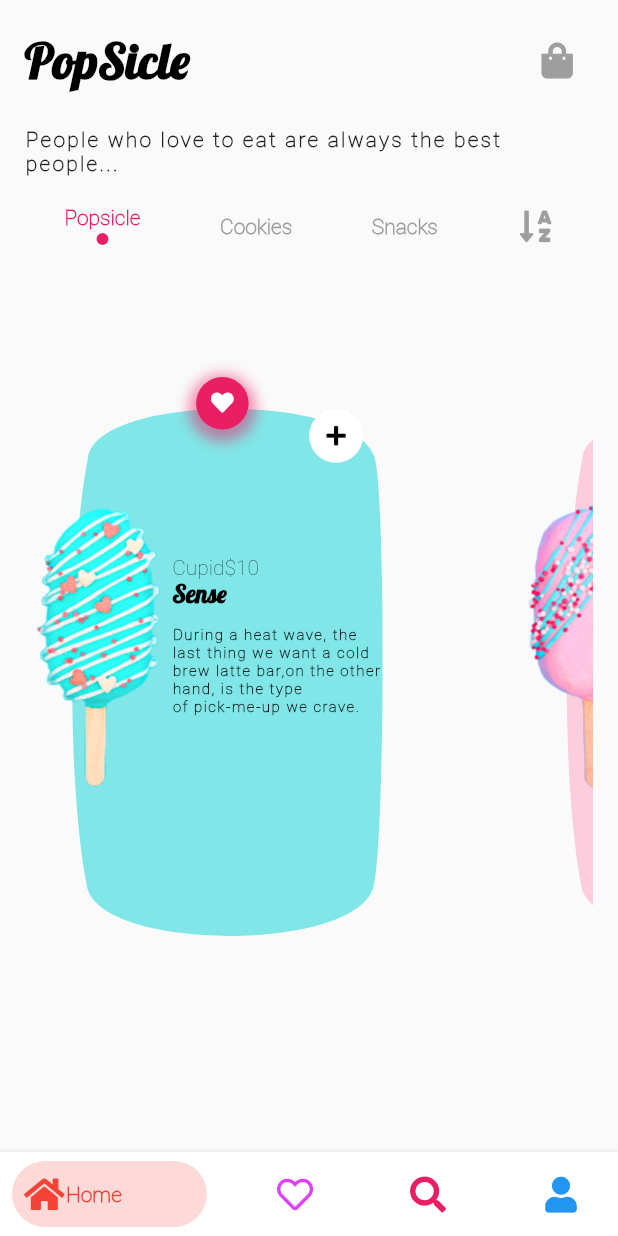
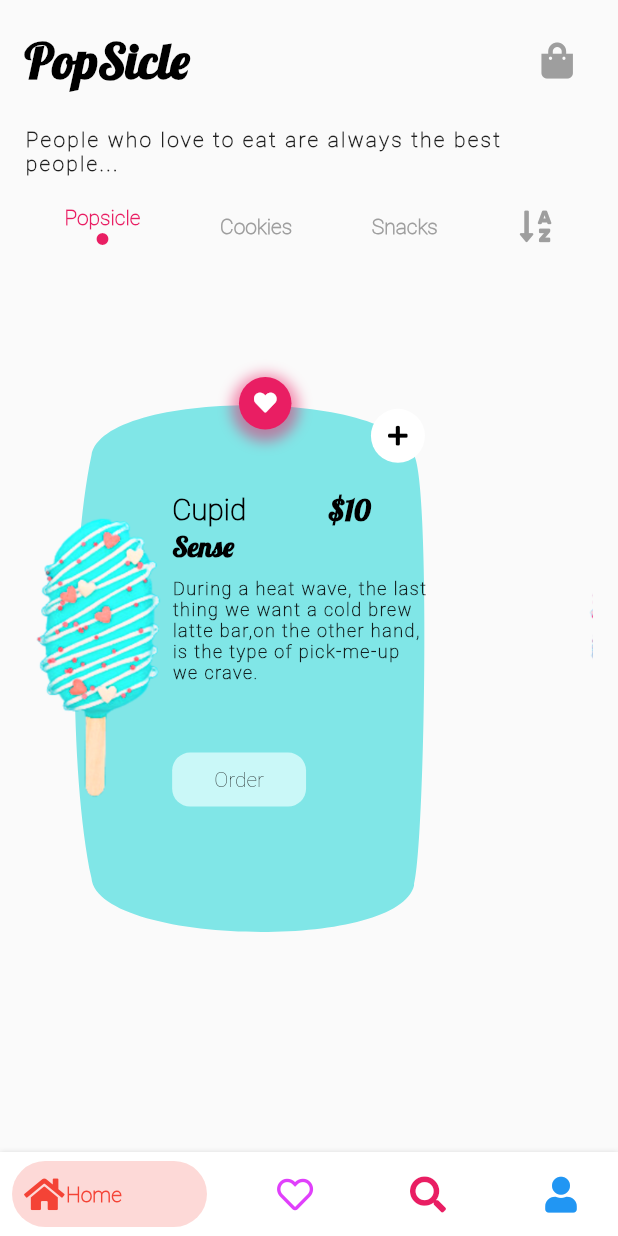
Before and after one commit to Lakhankumawat/Ice-cream-app, a Flutter app: the screen it shows after launch, after a tap on an icon or button, on a phone screen of 412 x 824 dp. Run offline on Flutter 3.47's test engine with Material 2 defaults, Android fonts, the phone set to English and light mode, and no system bars; drawn by our look-alikes of bottom_navy_bar; our stand-ins replace flutter_svg, font_awesome_flutter.

Commit message:
🎉 Getting it done 🎫

```diff
--- a/lib/screens/home_screen/components/body.dart
+++ b/lib/screens/home_screen/components/body.dart
@@ -19,20 +19,22 @@ class Body extends StatelessWidget {
               children: const [
                 CustomCard(
                   cardColor: Color(0xff80e6e7),
+                  buttonColor: Color(0xffcaf8f8),
                   flavour: 'Cupid',
                   name: 'Sense',
                   price: '10',
                   desc:
-                      'During a heat wave, the\nlast thing we want a cold\nbrew latte bar,on the other\nhand, is the type\nof pick-me-up we crave.',
+                      'During a heat wave, the last thing we want a cold brew latte bar,on the other hand, is the type of pick-me-up we crave.',
                   image: 'assets/images/0.png',
                 ),
                 CustomCard(
                   cardColor: Color(0xfffccedd),
+                  buttonColor: Color(0xffFEE3EC),
                   flavour: 'Pink',
                   name: 'Pallet',
                   price: '10',
                   desc:
-                      ' It\'s more of an acquired taste,\n but bitter orange ice cream\n is my favorite flavor ever!\n Delectable is a good word to\n use when you aren\'t quite sure\n how to describe the taste,\n but you just know you like it.',
+                      'It\'s more of an acquired taste, but bitter orange ice cream is my favorite flavor ever! Delectable is a good word to use when you aren\'t quite sure how to describe the taste, but you just know you like it.',
                   image: 'assets/images/1.png',
                 ),
               ],
--- /dev/null
+++ b/lib/screens/home_screen/components/custom_button.dart
@@ -0,0 +1,29 @@
+import 'dart:ui';
+import 'package:flutter/cupertino.dart';
+
+class CustomButton extends CustomPainter {
+  @override
+  void paint(Canvas canvas, Size size) {
+    Paint paint0 = Paint()
+      ..color = const Color.fromARGB(255, 255, 255, 255)
+      ..style = PaintingStyle.fill
+      ..strokeWidth = 1;
+
+    Path path0 = Path();
+    path0.moveTo(size.width * 0.45, size.height * 0.35);
+    path0.cubicTo(size.width * 0.33, size.height * 0.53, size.width * 0.38,
+        size.height * 0.68, size.width * 0.40, size.height * 0.72);
+    path0.quadraticBezierTo(size.width * 0.45, size.height * 0.79,
+        size.width * 0.58, size.height * 0.70);
+    path0.quadraticBezierTo(size.width * 0.56, size.height * 0.35,
+        size.width * 0.45, size.height * 0.35);
+    path0.close();
+
+    canvas.drawPath(path0, paint0);
+  }
+
+  @override
+  bool shouldRepaint(covariant CustomPainter oldDelegate) {
+    return true;
+  }
+}
--- a/lib/screens/home_screen/components/custom_card.dart
+++ b/lib/screens/home_screen/components/custom_card.dart
@@ -1,7 +1,7 @@
 import 'package:flutter/material.dart';
 import 'package:font_awesome_flutter/font_awesome_flutter.dart';
 import 'package:ice_cream/utils/size_config.dart';
-
+import 'custom_button.dart';
 import 'custom_container.dart';
 
 class CustomCard extends StatelessWidget {
@@ -10,6 +10,7 @@ class CustomCard extends StatelessWidget {
   final String? desc;
   final String? flavour;
   final String? name;
+  final Color? buttonColor;
   final String? price;
   const CustomCard(
       {Key? key,
@@ -18,33 +19,20 @@ class CustomCard extends StatelessWidget {
       this.flavour,
       this.name,
       this.price,
-      this.image})
+      this.image,
+      this.buttonColor})
       : super(key: key);
 
   @override
   Widget build(BuildContext context) {
     return Stack(
       children: [
-        // Positioned(
-        //   top: getProportionateScreenHeight(4),
-        //   left: getProportionateScreenWidth(3),
-        //   child: ElevatedButton(
-        //     onPressed: () {},
-        //     child: Icon(
-        //       FontAwesomeIcons.solidHeart,
-        //       size: 15,
-        //     ),
-        //     style: ElevatedButton.styleFrom(
-        //       shape: CircleBorder(),
-        //     ),
-        //   ),
-        // ),
         SizedBox(
           height: (SizeConfig.screenHeight as double) * 0.60,
-          width: (SizeConfig.screenWidth as double) * 0.8,
+          width: (SizeConfig.screenWidth as double) * 0.9,
           child: CustomPaint(
             size: Size(
-                SizeConfig.screenWidth as double,
+                SizeConfig.screenHeight as double,
                 ((SizeConfig.screenWidth as double) * 0.9)
                     .toDouble()), //You can Replace [WIDTH] with your desired width for Custom Paint and height will be calculated automatically
             painter: RPSCustomPainter(canvasColor: cardColor),
@@ -52,7 +40,7 @@ class CustomCard extends StatelessWidget {
         ),
         Positioned(
           top: getProportionateScreenHeight(85),
-          left: getProportionateScreenWidth(104),
+          left: getProportionateScreenWidth(130),
           child: Container(
             padding: const EdgeInsets.all(10.0),
             decoration: BoxDecoration(
@@ -73,25 +61,18 @@ class CustomCard extends StatelessWidget {
               color: Colors.white,
             ),
           ),
-          // child: ElevatedButton(
-          //   onPressed: () {},
-          //   child: Icon(
-          //     FontAwesomeIcons.solidHeart,
-          //     size: 15,
-          //   ),
-          //   style: ElevatedButton.styleFrom(
-          //     shape: CircleBorder(),
-          //     boxShadow: [
-          //       BoxShadow(
-          //         color: Colors.grey.withOpacity(0.5),
-          //         spreadRadius: 5,
-          //         blurRadius: 7,
-          //         offset: Offset(0, 3), // changes position of shadow
-          //       ),
-          //     ],
-          //   ),
-          // ),
         ),
+        // Positioned(
+        //   top: getProportionateScreenHeight(85),
+        //   right: getProportionateScreenWidth(37),
+        //   child: GestureDetector(
+        //     onTap: () => print('Do Something'),
+        //     child: CustomPaint(
+        //       size: Size(160, 110),
+        //       painter: CustomButton(),
+        //     ),
+        //   ),
+        // ),
         Positioned(
           top: getProportionateScreenHeight(100),
           right: 90,
@@ -128,8 +109,24 @@ class CustomCard extends StatelessWidget {
                   Row(
                     mainAxisAlignment: MainAxisAlignment.spaceBetween,
                     children: [
-                      Text(flavour as String),
-                      Text('\$$price'),
+                      Text(
+                        flavour as String,
+                        style: TextStyle(
+                            color: Colors.black,
+                            fontWeight: FontWeight.bold,
+                            fontSize: getProportionateScreenWidth(18)),
+                      ),
+                      SizedBox(
+                        width: getProportionateScreenWidth(50),
+                      ),
+                      Text(
+                        '\$$price',
+                        style: TextStyle(
+                            fontFamily: 'Lobster',
+                            color: Colors.black,
+                            fontWeight: FontWeight.bold,
+                            fontSize: getProportionateScreenWidth(18)),
+                      ),
                     ],
                   ),
                   Text(
@@ -138,23 +135,44 @@ class CustomCard extends StatelessWidget {
                         fontFamily: 'Lobster',
                         color: Colors.black,
                         fontWeight: FontWeight.bold,
-                        fontSize: getProportionateScreenWidth(15)),
+                        fontSize: getProportionateScreenWidth(17)),
                   ),
                   SizedBox(
                     height: getProportionateScreenHeight(10),
                   ),
-                  Text(
-                    desc as String,
-                    maxLines: 5,
-                    style: TextStyle(
-                      fontFamily: 'Roboto',
-                      letterSpacing: 1,
-                      fontSize: 10,
-                      fontWeight: FontWeight.w600,
+                  SizedBox(
+                    height: 100,
+                    width: 170,
+                    child: Text(
+                      desc as String,
+                      maxLines: 7,
+                      style: TextStyle(
+                        fontFamily: 'Roboto',
+                        letterSpacing: 1,
+                        fontSize: 12,
+                        fontWeight: FontWeight.w700,
+                      ),
                     ),
                   ),
                   SizedBox(
                     height: getProportionateScreenHeight(10),
+                  ),
+                  ElevatedButton(
+                    child: Text(
+                      'Order',
+                      style: TextStyle(
+                        color: Colors.black,
+                      ),
+                    ),
+                    onPressed: () {},
+                    style: ElevatedButton.styleFrom(
+                      elevation: 0.0,
+                      padding: EdgeInsets.symmetric(horizontal: 28),
+                      primary: buttonColor,
+                      shape: RoundedRectangleBorder(
+                        borderRadius: BorderRadius.circular(12), // <-- Radius
+                      ),
+                    ),
                   ),
                 ],
               ),
--- a/lib/screens/home_screen/components/custom_container.dart
+++ b/lib/screens/home_screen/components/custom_container.dart
@@ -13,35 +13,15 @@ class RPSCustomPainter extends CustomPainter {
       ..strokeWidth = 1;
 
     Path path0 = Path();
-    path0.moveTo(size.width * 0.7072833, size.height * 0.2822857);
-    path0.cubicTo(
-        size.width * 0.6641000,
-        size.height * 0.1923429,
-        size.width * 0.1400500,
-        size.height * 0.1981571,
-        size.width * 0.1278500,
-        size.height * 0.2842000);
-    path0.cubicTo(
-        size.width * 0.0879667,
-        size.height * 0.4212143,
-        size.width * 0.0844667,
-        size.height * 0.7128429,
-        size.width * 0.1250083,
-        size.height * 0.8576286);
-    path0.cubicTo(
-        size.width * 0.1358417,
-        size.height * 0.9497714,
-        size.width * 0.6741750,
-        size.height * 0.9526143,
-        size.width * 0.7061250,
-        size.height * 0.8604714);
-    path0.cubicTo(
-        size.width * 0.7291250,
-        size.height * 0.8109286,
-        size.width * 0.7308417,
-        size.height * 0.3283571,
-        size.width * 0.7072833,
-        size.height * 0.2822857);
+    path0.moveTo(size.width * 0.70, size.height * 0.28);
+    path0.cubicTo(size.width * 0.66, size.height * 0.19, size.width * 0.14,
+        size.height * 0.19, size.width * 0.12, size.height * 0.28);
+    path0.cubicTo(size.width * 0.08, size.height * 0.42, size.width * 0.08,
+        size.height * 0.71, size.width * 0.12, size.height * 0.85);
+    path0.cubicTo(size.width * 0.13, size.height * 0.94, size.width * 0.67,
+        size.height * 0.95, size.width * 0.70, size.height * 0.86);
+    path0.cubicTo(size.width * 0.72, size.height * 0.81, size.width * 0.73,
+        size.height * 0.32, size.width * 0.70, size.height * 0.28);
     path0.close();
 
     canvas.drawPath(path0, paint0);
--- /dev/null
+++ b/lib/screens/profile/components/body.dart
@@ -0,0 +1,10 @@
+import 'package:flutter/material.dart';
+
+class Body extends StatelessWidget {
+  const Body({Key? key}) : super(key: key);
+
+  @override
+  Widget build(BuildContext context) {
+    return Container();
+  }
+}
--- /dev/null
+++ b/lib/screens/profile/profile_screen.dart
@@ -0,0 +1,15 @@
+import 'package:flutter/material.dart';
+import 'components/body.dart';
+
+class ProfileScreen extends StatelessWidget {
+  static String routeName = 'profile-screen';
+  const ProfileScreen({Key? key}) : super(key: key);
+
+  @override
+  Widget build(BuildContext context) {
+    return Scaffold(
+      appBar: AppBar(),
+      body: Body(),
+    );
+  }
+}
--- a/lib/utils/routes.dart
+++ b/lib/utils/routes.dart
@@ -2,9 +2,11 @@ import 'package:flutter/cupertino.dart';
 import 'package:ice_cream/screens/welcome_screen/welcome_screen.dart';
 import 'package:ice_cream/screens/home_screen/home_screen.dart';
 import 'package:ice_cream/screens/cart_screen/cart_screen.dart';
+import 'package:ice_cream/screens/profile/profile_screen.dart';
 
 final Map<String, WidgetBuilder> routes = {
   WelcomeScreen.routeName: (context) => WelcomeScreen(),
   HomeScreen.routeName: (context) => HomeScreen(),
   CartScreen.routeName: (context) => CartScreen(),
+  ProfileScreen.routeName: (context) => ProfileScreen(),
 };
--- a/pubspec.yaml
+++ b/pubspec.yaml
@@ -37,6 +37,7 @@ dependencies:
   font_awesome_flutter: ^9.2.0
   flutter_svg: ^0.23.0+1
   bottom_navy_bar: ^6.0.0
+  provider: ^6.0.1
 
 dev_dependencies:
   flutter_test:
```
Also changed, not shown: lib/screens/fav_screen/components/body.dart (added), lib/screens/fav_screen/fav_screen.dart (added), pubspec.lock.
